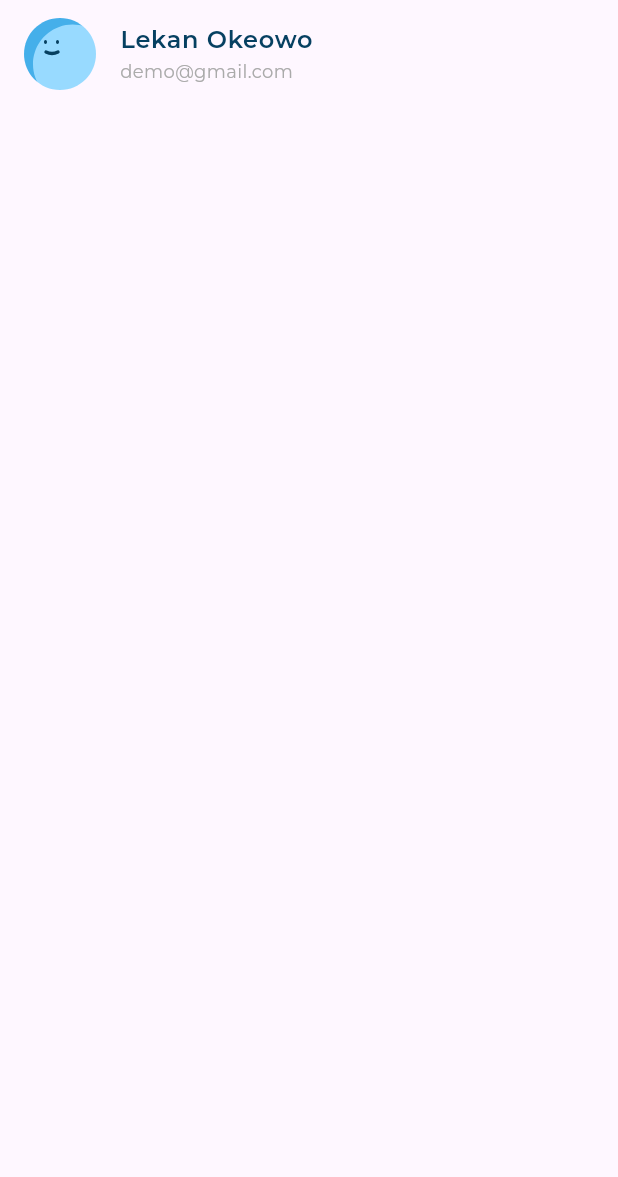
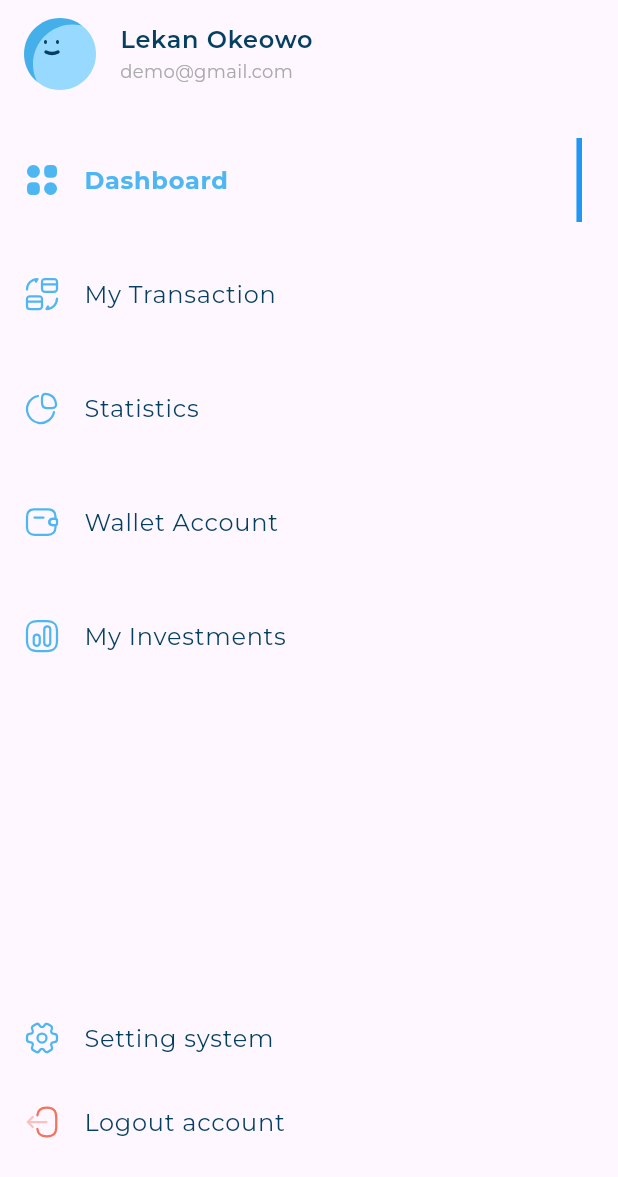
Before and after one commit to AhmedNasser24/Responsive_DashBoard, a Flutter app: the screen it shows after launch, on a phone screen of 412 x 824 dp. Shown: the top 1177 px of the screen. Run offline on Flutter 3.47's test engine with Material 3 defaults, Android fonts, the phone set to English and light mode, and no system bars; our stand-ins replace flutter_svg, gap; project files that could hold a hidden picture were left out.

Commit message:
fix issue with SliverfillRemaining and finish drawer items

```diff
--- a/lib/core/utils/app_images.dart
+++ b/lib/core/utils/app_images.dart
@@ -46,5 +46,5 @@ class Assets {
 
   /// Assets for imagesWattetAccount
   /// assets/images/wattet_account.svg
-  static const String imagesWattetAccount = "assets/images/wattet_account.svg";
+  static const String imagesWalletAccount = "assets/images/wattet_account.svg";
 }
--- /dev/null
+++ b/lib/features/data/models/drawer_item_model.dart
@@ -0,0 +1,8 @@
+class DrawerItemModel {
+  final String image, title;
+
+  const DrawerItemModel({
+    required this.image,
+    required this.title,
+  });
+}
--- /dev/null
+++ b/lib/features/presentation/views/widgets/active_and_inactive_drawer_item.dart
@@ -0,0 +1,42 @@
+import 'package:flutter/material.dart';
+import 'package:flutter_svg/flutter_svg.dart';
+import 'package:responsive_dashboard/core/utils/app_styles.dart';
+import 'package:responsive_dashboard/features/data/models/drawer_item_model.dart';
+
+class InActiveDrawerItem extends StatelessWidget {
+  const InActiveDrawerItem({
+    super.key,
+    required this.item,
+  });
+
+  final DrawerItemModel item;
+
+  @override
+  Widget build(BuildContext context) {
+    return ListTile(
+      leading: SvgPicture.asset(item.image),
+      title: Text(item.title, style: AppStyle.regular16),
+    );
+  }
+}
+
+class ActiveDrawerItem extends StatelessWidget {
+  const ActiveDrawerItem({
+    super.key,
+    required this.item,
+  });
+
+  final DrawerItemModel item;
+
+  @override
+  Widget build(BuildContext context) {
+    return ListTile(
+      leading: SvgPicture.asset(item.image),
+      title: Text(item.title, style: AppStyle.bold16),
+      trailing: Container(
+        width: 3.7,
+        color: Colors.blue,
+      ),
+    );
+  }
+}
--- /dev/null
+++ b/lib/features/presentation/views/widgets/drawer_item.dart
@@ -0,0 +1,15 @@
+import 'package:flutter/material.dart';
+import 'package:responsive_dashboard/features/data/models/drawer_item_model.dart';
+import 'package:responsive_dashboard/features/presentation/views/widgets/active_and_inactive_drawer_item.dart';
+
+class DrawerItem extends StatelessWidget {
+  const DrawerItem({super.key, required this.item, required this.active});
+  final DrawerItemModel item;
+  final bool active;
+  @override
+  Widget build(BuildContext context) {
+    return active
+        ? ActiveDrawerItem(item: item)
+        : InActiveDrawerItem(item: item);
+  }
+}
--- a/lib/features/presentation/views/widgets/home_view_body.dart
+++ b/lib/features/presentation/views/widgets/home_view_body.dart
@@ -1,6 +1,11 @@
+
 import 'package:flutter/material.dart';
+import 'package:gap/gap.dart';
 import 'package:responsive_dashboard/core/utils/app_images.dart';
+import 'package:responsive_dashboard/features/data/models/drawer_item_model.dart';
 import 'package:responsive_dashboard/features/data/models/user_info_model.dart';
+import 'package:responsive_dashboard/features/presentation/views/widgets/active_and_inactive_drawer_item.dart';
+import 'package:responsive_dashboard/features/presentation/views/widgets/list_of_drawer_item.dart';
 import 'package:responsive_dashboard/features/presentation/views/widgets/user_info.dart';
 
 class HomeViewBody extends StatelessWidget {
@@ -12,9 +17,30 @@ class HomeViewBody extends StatelessWidget {
   );
   @override
   Widget build(BuildContext context) {
-    return const Column(
-      children: [
-        UserInfo(userInfoModel: userInfoItem),
+    return const CustomScrollView(
+      slivers: [
+        SliverToBoxAdapter(child: UserInfo(userInfoModel: userInfoItem)),
+        SliverListOfDrawerItems(),
+        SliverFillRemaining(
+          hasScrollBody: false, // Set to false to prevent double scroll
+          child: Column(
+            crossAxisAlignment: CrossAxisAlignment.start,
+            children: [
+              Expanded(child: SizedBox()), // Expands to fill available space
+              InActiveDrawerItem(
+                item: DrawerItemModel(
+                    image: Assets.imagesSetting, title: 'Setting system'),
+              ),
+              InActiveDrawerItem(
+                item: DrawerItemModel(
+                    image: Assets.imagesLogout, title: 'Logout account'),
+              ),
+
+              Gap(48),
+              // Add more widgets if needed
+            ],
+          ),
+        ),
       ],
     );
   }
--- /dev/null
+++ b/lib/features/presentation/views/widgets/list_of_drawer_item.dart
@@ -0,0 +1,42 @@
+import 'package:flutter/material.dart';
+import 'package:responsive_dashboard/core/utils/app_images.dart';
+import 'package:responsive_dashboard/features/data/models/drawer_item_model.dart';
+import 'package:responsive_dashboard/features/presentation/views/widgets/drawer_item.dart';
+
+class SliverListOfDrawerItems extends StatefulWidget {
+  const SliverListOfDrawerItems({super.key});
+
+  @override
+  State<SliverListOfDrawerItems> createState() => _SliverListOfDrawerItemsState();
+}
+
+class _SliverListOfDrawerItemsState extends State<SliverListOfDrawerItems> {
+  static const List<DrawerItemModel> items = [
+    DrawerItemModel(image: Assets.imagesDashboard, title: 'Dashboard'),
+    DrawerItemModel(image: Assets.imagesMyTransaction, title: 'My Transaction'),
+    DrawerItemModel(image: Assets.imagesStatistics, title: 'Statistics'),
+    DrawerItemModel(image: Assets.imagesWalletAccount, title: 'Wallet Account'),
+    DrawerItemModel(image: Assets.imagesMyInvestments, title: 'My Investments'),
+  ];
+  int selectedItem = 0;
+
+  @override
+  Widget build(BuildContext context) {
+    return SliverList.builder(
+      itemCount: items.length,
+      itemBuilder: (context, index) => Padding(
+        padding: const EdgeInsets.only(top: 20),
+        child: GestureDetector(
+          onTap: () {
+            if (index != selectedItem) {
+              setState(() {
+                selectedItem = index;
+              });
+            }
+          },
+          child: DrawerItem(item: items[index], active: index == selectedItem),
+        ),
+      ),
+    );
+  }
+}
```
Also changed, not shown: pubspec.yaml (+1 -6 lines), pubspec.lock.
